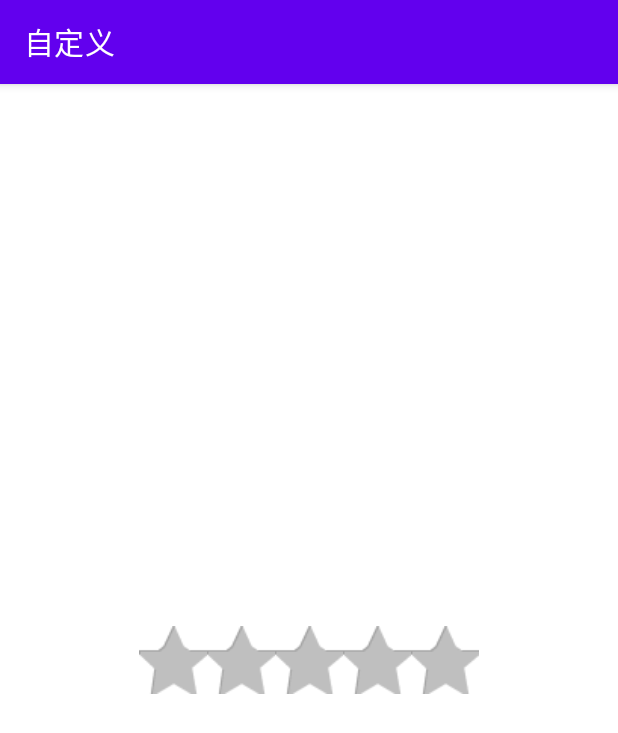
After one commit to jianghu9527/DomeSummary, an Android app: the RatingBarActivity screen opened directly, with no data from a screen before it, on a phone screen of 412 x 824 dp. The commit adds this screen. Shown: the top 733 px of the screen. Run offline under Robolectric (Android 15) with nearby library versions, the phone set to English and light mode, and no system bars.

Commit message:
RatingBar

```diff
--- a/app/src/main/AndroidManifest.xml
+++ b/app/src/main/AndroidManifest.xml
@@ -40,6 +40,7 @@
         <activity android:name=".ui.ProgressActivity" />
         <activity android:name=".ui.TinkerActivity" />
         <activity android:name=".ui.StatusColorActivity"/>
+        <activity android:name=".ui.RatingBarActivity"/>
 
 <!--        android:configChanges="keyboardHidden|orientation|screenSize|locale"-->
 <!--        android:theme="@android:style/Theme.Translucent"-->
--- a/app/src/main/java/com/cd/ruileda/cc/view/ui/MainActivity.java
+++ b/app/src/main/java/com/cd/ruileda/cc/view/ui/MainActivity.java
@@ -48,7 +48,7 @@ public class MainActivity extends AppCompatActivity {
         mdata.add("room");
         mdata.add("debug");
         mdata.add("状态栏颜色");
-
+        mdata.add("评分控件RatingBar");
         return mdata;
     }
 
@@ -77,6 +77,9 @@ public class MainActivity extends AppCompatActivity {
             case "状态栏颜色":
                 getonitem(StatusColorActivity.class);
                 break;
+            case "评分控件RatingBar":
+                getonitem(RatingBarActivity.class);
+                break;
         }
 
     }
--- /dev/null
+++ b/app/src/main/java/com/cd/ruileda/cc/view/ui/RatingBarActivity.java
@@ -0,0 +1,21 @@
+package com.cd.ruileda.cc.view.ui;
+
+import android.os.Bundle;
+
+import androidx.annotation.Nullable;
+import androidx.appcompat.app.AppCompatActivity;
+
+import com.cd.ruileda.cc.view.R;
+
+public class RatingBarActivity   extends AppCompatActivity {
+
+
+    @Override
+    protected void onCreate(@Nullable Bundle savedInstanceState) {
+        super.onCreate(savedInstanceState);
+
+
+        setContentView(R.layout.layoutratingbar);
+
+    }
+}
--- /dev/null
+++ b/app/src/main/java/com/cd/ruileda/cc/view/widget/RatingBar.java
@@ -0,0 +1,115 @@
+package com.cd.ruileda.cc.view.widget;
+
+import android.content.Context;
+import android.content.res.TypedArray;
+import android.graphics.Bitmap;
+import android.graphics.BitmapFactory;
+import android.graphics.Canvas;
+import android.util.AttributeSet;
+import android.util.Log;
+import android.view.MotionEvent;
+import android.view.View;
+
+import com.cd.ruileda.cc.view.R;
+
+/**
+ */
+public class RatingBar extends View {
+    private static final String TAG = "RatingBar";
+
+    private Bitmap mStarNormalBitmap, mStarFocusBitmap;
+    private int mGradeNumber = 5;
+
+    private int mCurrentGrade = 0;
+
+    public RatingBar(Context context) {
+        this(context, null);
+    }
+
+    public RatingBar(Context context, AttributeSet attrs) {
+        this(context, attrs, 0);
+    }
+
+    public RatingBar(Context context, AttributeSet attrs, int defStyleAttr) {
+        super(context, attrs, defStyleAttr);
+
+        TypedArray array = context.obtainStyledAttributes(attrs, R.styleable.RatingBar);
+        int starNormalId = array.getResourceId(R.styleable.RatingBar_starNormal, 0);
+        if (starNormalId == 0) {
+            throw new RuntimeException("请设置属性 starNormal ");
+        }
+
+        mStarNormalBitmap = BitmapFactory.decodeResource(getResources(), starNormalId);
+
+        int starFocusId = array.getResourceId(R.styleable.RatingBar_starFocus, 0);
+        if (starFocusId == 0) {
+            throw new RuntimeException("请设置属性 starFocus ");
+        }
+
+        mStarFocusBitmap = BitmapFactory.decodeResource(getResources(), starFocusId);
+
+        mGradeNumber = array.getInt(R.styleable.RatingBar_gradeNumber, mGradeNumber);
+
+        array.recycle();
+
+    }
+
+    @Override
+    protected void onMeasure(int widthMeasureSpec, int heightMeasureSpec) {
+        super.onMeasure(widthMeasureSpec, heightMeasureSpec);
+        // 高度  一张图片的高度， 自己去实现 padding  + 加上间隔
+        int height = mStarFocusBitmap.getHeight();
+        int width = mStarFocusBitmap.getWidth() * mGradeNumber;
+        setMeasuredDimension(width, height);
+    }
+
+    @Override
+    protected void onDraw(Canvas canvas) {
+        for (int i = 0; i < mGradeNumber; i++) {
+            // i*星星的宽度
+            int x = i * mStarFocusBitmap.getWidth();
+
+            // 结合第二个步骤 触摸的时候mCurrentGrade值是不断变化
+            if(mCurrentGrade>i){// 1  01
+                // 当前分数之前
+                canvas.drawBitmap(mStarFocusBitmap, x, 0, null);
+            }else{
+                canvas.drawBitmap(mStarNormalBitmap, x, 0, null);
+            }
+        }
+    }
+
+
+    @Override
+    public boolean onTouchEvent(MotionEvent event) {
+        // 移动 按下 抬起 处理逻辑都是一样，判断手指的位置，根据当前位置计算出分数，再去刷新显示
+        Log.e(TAG, "moveXE -> " + event.getAction() +"");
+        switch (event.getAction()) {
+            // case MotionEvent.ACTION_DOWN: // 按下 尽量减少onDraw()的调用
+            case MotionEvent.ACTION_MOVE: // 移动
+            // case MotionEvent.ACTION_UP: // 抬起 尽量减少onDraw()的调用
+                float moveX = event.getX();//event.getX()相对于当前控件的位置   event.getRawX()获取幕的x位置
+                // Log.e(TAG, "moveX -> " + moveX +"");
+                // 计算分数
+                int currentGrade = (int) (moveX/mStarFocusBitmap.getWidth()+1);
+
+                // 范围问题
+                if(currentGrade<0){
+                    currentGrade = 0;
+                }
+                if(currentGrade>mGradeNumber){
+                    currentGrade = mGradeNumber;
+                }
+                // 分数相同的情况下不要绘制了 , 尽量减少onDraw()的调用
+                if(currentGrade == mCurrentGrade){
+                    return true;
+                }
+
+                // 再去刷新显示
+                mCurrentGrade = currentGrade;
+                invalidate();// onDraw()  尽量减少onDraw()的调用，目前是不断调用，怎么减少？
+                break;
+        }
+        return true;// onTouch 后面看源码（2天,3个小时） false 不消费 第一次 DOWN false DOWN以后的事件是进不来的
+    }
+}
--- /dev/null
+++ b/app/src/main/res/layout/layoutratingbar.xml
@@ -0,0 +1,19 @@
+<?xml version="1.0" encoding="utf-8"?>
+<LinearLayout xmlns:android="http://schemas.android.com/apk/res/android"
+    android:layout_width="match_parent"
+    xmlns:app="http://schemas.android.com/apk/res-auto"
+    android:gravity="center"
+    android:layout_height="match_parent">
+
+
+    <com.cd.ruileda.cc.view.widget.RatingBar
+        app:gradeNumber="5"
+        app:starNormal="@drawable/star_normal"
+        app:starFocus="@drawable/star_selected"
+        android:layout_width="wrap_content"
+        android:layout_height="wrap_content" />
+
+
+
+
+</LinearLayout>
```
Also changed, not shown: app/src/main/res/values/attrs.xml (+8 -0 lines), app/src/main/res/drawable/star_normal.png (added), app/src/main/res/drawable/star_selected.png (added).
